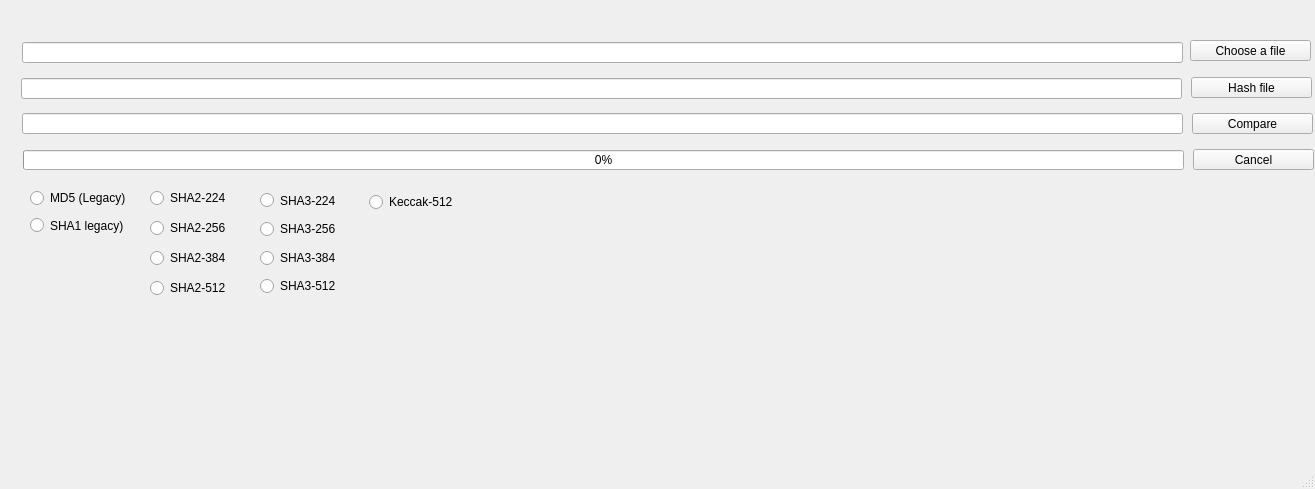
eanyx/hash-calculator-qt6, file mainwindow.ui: the form before one commit.
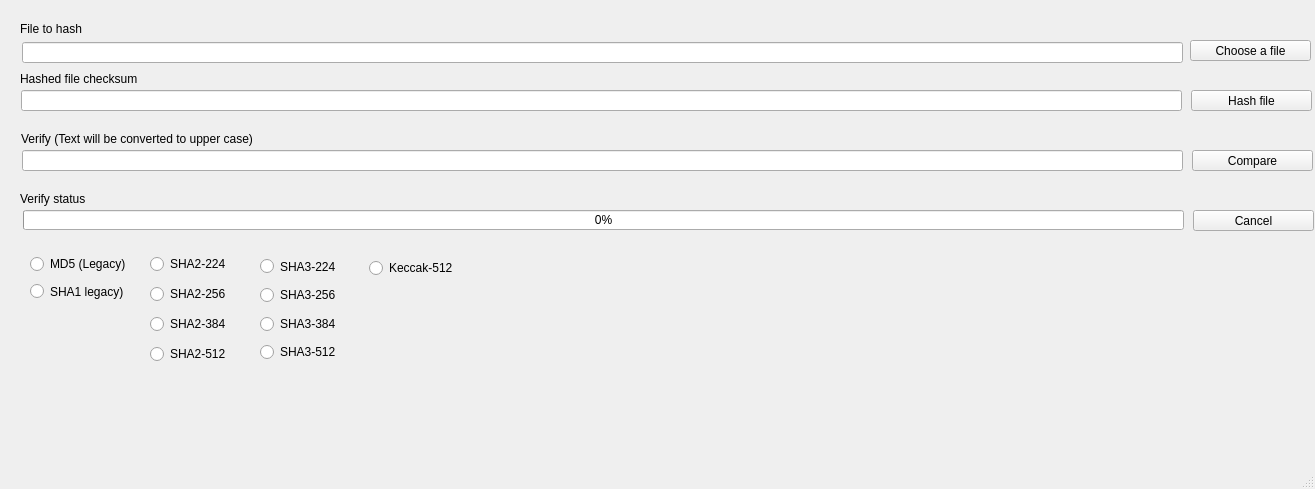
The form after the commit.

Commit message: Add verify button

Diff of the .ui file:
```diff
--- a/mainwindow.ui
+++ b/mainwindow.ui
@@ -18,7 +18,7 @@
     <property name="geometry">
      <rect>
       <x>30</x>
-      <y>190</y>
+      <y>256</y>
       <width>111</width>
       <height>16</height>
      </rect>
@@ -31,7 +31,7 @@
     <property name="geometry">
      <rect>
       <x>23</x>
-      <y>150</y>
+      <y>210</y>
       <width>1161</width>
       <height>20</height>
      </rect>
@@ -44,7 +44,7 @@
     <property name="geometry">
      <rect>
       <x>1191</x>
-      <y>77</y>
+      <y>90</y>
       <width>121</width>
       <height>21</height>
      </rect>
@@ -57,7 +57,7 @@
     <property name="geometry">
      <rect>
       <x>21</x>
-      <y>78</y>
+      <y>90</y>
       <width>1161</width>
       <height>21</height>
      </rect>
@@ -90,7 +90,7 @@
     <property name="geometry">
      <rect>
       <x>22</x>
-      <y>113</y>
+      <y>150</y>
       <width>1161</width>
       <height>21</height>
      </rect>
@@ -100,7 +100,7 @@
     <property name="geometry">
      <rect>
       <x>1192</x>
-      <y>113</y>
+      <y>150</y>
       <width>121</width>
       <height>21</height>
      </rect>
@@ -126,7 +126,7 @@
     <property name="geometry">
      <rect>
       <x>30</x>
-      <y>215</y>
+      <y>281</y>
       <width>111</width>
       <height>21</height>
      </rect>
@@ -139,7 +139,7 @@
     <property name="geometry">
      <rect>
       <x>150</x>
-      <y>190</y>
+      <y>256</y>
       <width>91</width>
       <height>16</height>
      </rect>
@@ -152,7 +152,7 @@
     <property name="geometry">
      <rect>
       <x>150</x>
-      <y>220</y>
+      <y>286</y>
       <width>91</width>
       <height>16</height>
      </rect>
@@ -165,7 +165,7 @@
     <property name="geometry">
      <rect>
       <x>150</x>
-      <y>250</y>
+      <y>316</y>
       <width>91</width>
       <height>16</height>
      </rect>
@@ -178,7 +178,7 @@
     <property name="geometry">
      <rect>
       <x>150</x>
-      <y>280</y>
+      <y>346</y>
       <width>91</width>
       <height>16</height>
      </rect>
@@ -191,7 +191,7 @@
     <property name="geometry">
      <rect>
       <x>260</x>
-      <y>190</y>
+      <y>256</y>
       <width>91</width>
       <height>21</height>
      </rect>
@@ -204,7 +204,7 @@
     <property name="geometry">
      <rect>
       <x>260</x>
-      <y>221</y>
+      <y>287</y>
       <width>91</width>
       <height>16</height>
      </rect>
@@ -217,7 +217,7 @@
     <property name="geometry">
      <rect>
       <x>260</x>
-      <y>250</y>
+      <y>316</y>
       <width>91</width>
       <height>16</height>
      </rect>
@@ -230,7 +230,7 @@
     <property name="geometry">
      <rect>
       <x>260</x>
-      <y>276</y>
+      <y>342</y>
       <width>91</width>
       <height>20</height>
      </rect>
@@ -243,7 +243,7 @@
     <property name="geometry">
      <rect>
       <x>369</x>
-      <y>194</y>
+      <y>260</y>
       <width>101</width>
       <height>16</height>
      </rect>
@@ -256,7 +256,7 @@
     <property name="geometry">
      <rect>
       <x>1193</x>
-      <y>149</y>
+      <y>210</y>
       <width>121</width>
       <height>21</height>
      </rect>
@@ -265,6 +265,58 @@
      <string>Cancel</string>
     </property>
    </widget>
+   <widget class="QLabel" name="verifyLabel">
+    <property name="geometry">
+     <rect>
+      <x>20</x>
+      <y>190</y>
+      <width>91</width>
+      <height>18</height>
+     </rect>
+    </property>
+    <property name="text">
+     <string>Verify status</string>
+    </property>
+   </widget>
+   <widget class="QLabel" name="label">
+    <property name="geometry">
+     <rect>
+      <x>20</x>
+      <y>20</y>
+      <width>90</width>
+      <height>18</height>
+     </rect>
+    </property>
+    <property name="text">
+     <string>File to hash</string>
+    </property>
+   </widget>
+   <widget class="QLabel" name="label_2">
+    <property name="geometry">
+     <rect>
+      <x>20</x>
+      <y>70</y>
+      <width>151</width>
+      <height>18</height>
+     </rect>
+    </property>
+    <property name="text">
+     <string>Hashed file checksum</string>
+    </property>
+   </widget>
+   <widget class="QLabel" name="label_3">
+    <property name="geometry">
+     <rect>
+      <x>21</x>
+      <y>130</y>
+      <width>311</width>
+      <height>18</height>
+     </rect>
+    </property>
+    <property name="text">
+     <string>Verify (Text will be converted to upper case)</string>
+    </property>
+   </widget>
   </widget>
   <widget class="QMenuBar" name="menubar">
    <property name="geometry">
```
Left out of the diff: 2 changed lines with no effect on the pictures.
